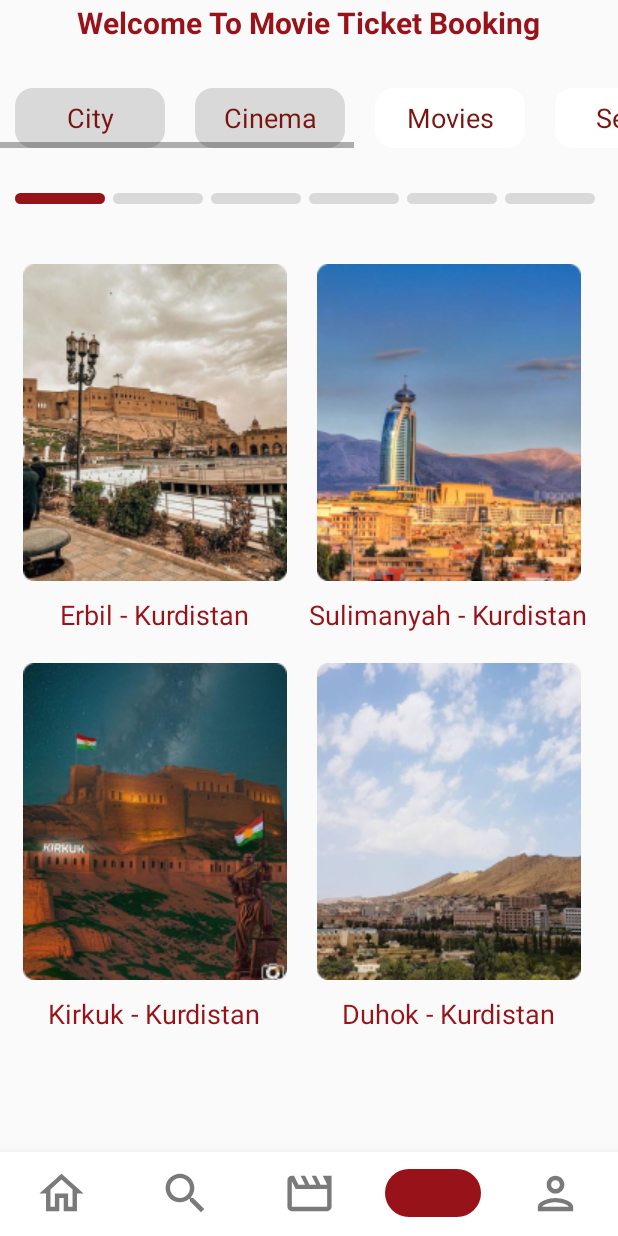
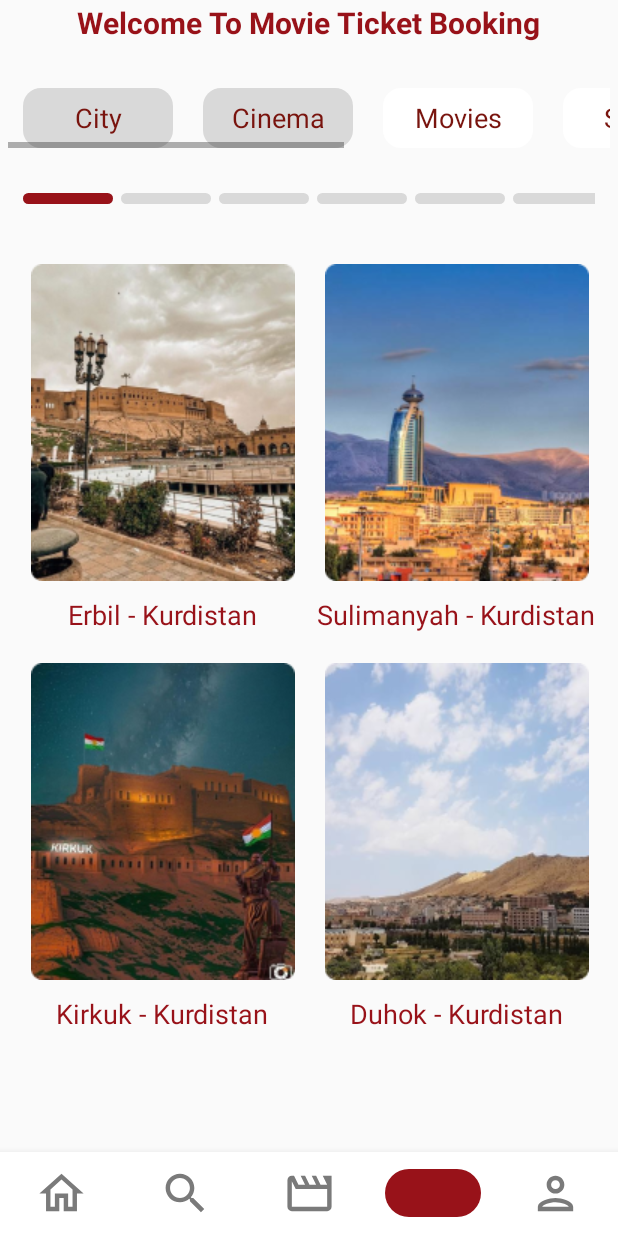
Before and after one commit to AhmadJA00/Cinema-Booking, an Android app: the buyTicketCity screen opened directly, with no data from a screen before it, on a phone screen of 412 x 824 dp. Run offline under Robolectric (Android 15) with nearby library versions, the phone set to English and light mode, and no system bars.

Commit message:
Update activity buy ticket city

```diff
--- a/app/src/main/res/layout/activity_buy_ticket_city.xml
+++ b/app/src/main/res/layout/activity_buy_ticket_city.xml
@@ -10,6 +10,7 @@
         android:id="@+id/frame_container"
         android:layout_width="match_parent"
         android:layout_height="833dp"
+        android:layout_marginHorizontal="5dp"
         app:layout_constraintBottom_toTopOf="@+id/bottomNavbar"
         app:layout_constraintTop_toTopOf="parent">
 
@@ -182,6 +183,7 @@
                 android:layout_width="match_parent"
                 android:layout_height="wrap_content"
                 android:layout_gravity="center_horizontal"
+                android:gravity="center_horizontal"
                 android:layout_marginHorizontal="5dp"
                 android:layout_marginTop="30dp">
 
```
